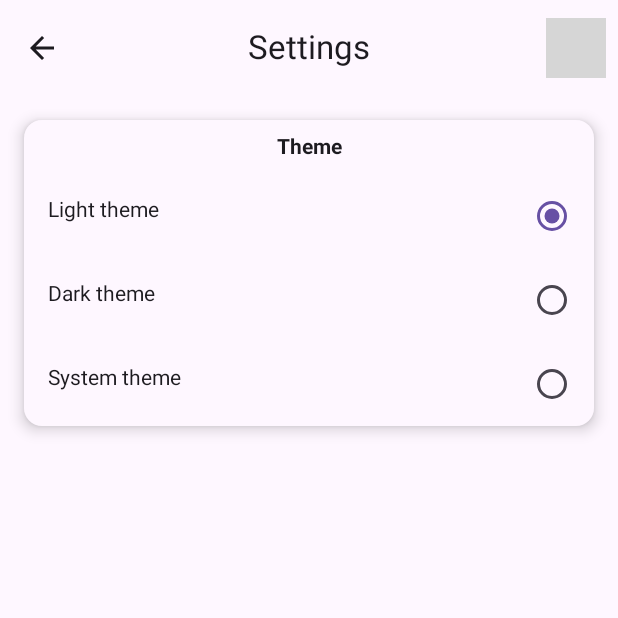
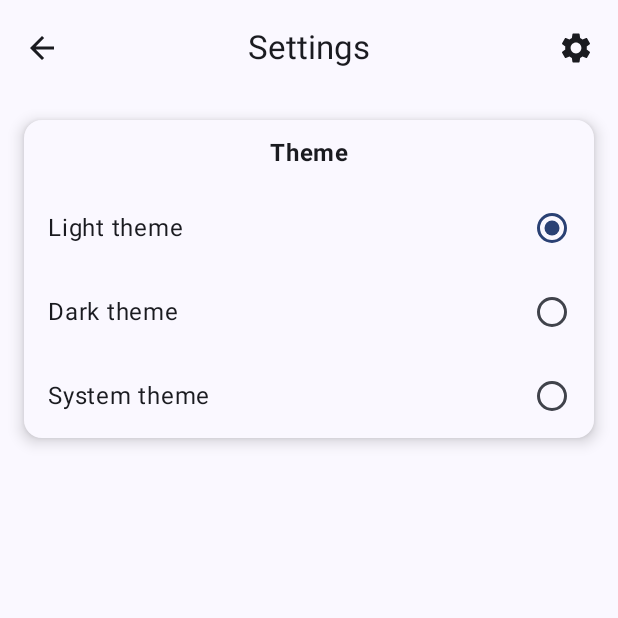
Before and after one commit to FrancescoPazz/UniBoard, an Android app built with Jetpack Compose: the SettingsScreen screen opened through its navigation route, after a tap on "Light theme", on a phone screen of 412 x 824 dp, the top half of it. Run offline under Robolectric (Android 15) with nearby library versions, the phone set to English and light mode, and no system bars; our stand-ins replace Firebase (no records; nobody signed in at launch, a user with empty details on screens opened directly), livedata-compose; grey boxes are pictures that could not be loaded.

Commit message:
Add theme selection logic and integrate DataStore for preferences

```diff
--- a/UniBoard/app/build.gradle.kts
+++ b/UniBoard/app/build.gradle.kts
@@ -57,6 +57,7 @@
     implementation(libs.ktor.serialization.kotlinx.json)
     implementation(libs.firebase.auth)
     implementation(libs.androidx.runtime.livedata)
+    implementation(libs.androidx.datastore.preferences)
 
 
     testImplementation(libs.junit)
--- a/UniBoard/app/src/main/java/com/unibo/pazzagliacasadei/uniboard/Modules.kt
+++ b/UniBoard/app/src/main/java/com/unibo/pazzagliacasadei/uniboard/Modules.kt
@@ -1,9 +1,19 @@
 package com.unibo.pazzagliacasadei.uniboard
 
+import android.content.Context
+import androidx.datastore.preferences.preferencesDataStore
+import com.unibo.pazzagliacasadei.uniboard.data.repositories.SettingsRepository
 import com.unibo.pazzagliacasadei.uniboard.ui.screens.auth.AuthViewModel
+import com.unibo.pazzagliacasadei.uniboard.ui.screens.settings.SettingsViewModel
 import org.koin.core.module.dsl.viewModel
 import org.koin.dsl.module
 
+val Context.dataStore by preferencesDataStore("settings")
+
 val modules = module {
     viewModel { AuthViewModel() }
+    viewModel { SettingsViewModel(get()) }
+
+    single { SettingsRepository(get()) }
+    single { get<Context>().dataStore }
 }
--- /dev/null
+++ b/UniBoard/app/src/main/java/com/unibo/pazzagliacasadei/uniboard/data/models/Theme.kt
@@ -0,0 +1,7 @@
+package com.unibo.pazzagliacasadei.uniboard.data.models
+
+enum class Theme {
+    Light,
+    Dark,
+    System
+}
--- /dev/null
+++ b/UniBoard/app/src/main/java/com/unibo/pazzagliacasadei/uniboard/data/repositories/SettingsRepository.kt
@@ -0,0 +1,30 @@
+package com.unibo.pazzagliacasadei.uniboard.data.repositories
+
+import androidx.datastore.core.DataStore
+import androidx.datastore.preferences.core.Preferences
+import androidx.datastore.preferences.core.edit
+import androidx.datastore.preferences.core.stringPreferencesKey
+import com.unibo.pazzagliacasadei.uniboard.data.models.Theme
+import kotlinx.coroutines.flow.map
+
+class SettingsRepository(
+    private val dataStore: DataStore<Preferences>
+) {
+    companion object {
+        private val THEME_KEY = stringPreferencesKey("theme")
+    }
+
+    val theme = dataStore.data.map { preferences ->
+        try {
+            Theme.valueOf(preferences[THEME_KEY] ?: "System")
+        } catch (_: Exception) {
+            Theme.System
+        }
+    }
+
+    suspend fun setTheme(theme: Theme) {
+        dataStore.edit { preferences ->
+            preferences[THEME_KEY] = theme.toString()
+        }
+    }
+}
--- a/UniBoard/app/src/main/java/com/unibo/pazzagliacasadei/uniboard/ui/Navigation.kt
+++ b/UniBoard/app/src/main/java/com/unibo/pazzagliacasadei/uniboard/ui/Navigation.kt
@@ -1,13 +1,22 @@
 package com.unibo.pazzagliacasadei.uniboard.ui
 
+import androidx.compose.foundation.isSystemInDarkTheme
 import androidx.compose.runtime.Composable
+import androidx.compose.runtime.getValue
+import androidx.compose.runtime.livedata.observeAsState
+import androidx.lifecycle.compose.collectAsStateWithLifecycle
+import androidx.navigation.NavHostController
 import androidx.navigation.compose.NavHost
 import androidx.navigation.compose.composable
+import com.unibo.pazzagliacasadei.uniboard.data.models.Theme
+import com.unibo.pazzagliacasadei.uniboard.ui.contracts.SettingsParams
 import com.unibo.pazzagliacasadei.uniboard.ui.screens.auth.AuthScreen
 import com.unibo.pazzagliacasadei.uniboard.ui.screens.auth.AuthViewModel
 import com.unibo.pazzagliacasadei.uniboard.ui.screens.home.HomeScreen
 import com.unibo.pazzagliacasadei.uniboard.ui.screens.profile.ProfileScreen
 import com.unibo.pazzagliacasadei.uniboard.ui.screens.settings.SettingsScreen
+import com.unibo.pazzagliacasadei.uniboard.ui.screens.settings.SettingsViewModel
+import com.unibo.pazzagliacasadei.uniboard.ui.theme.UniBoardTheme
 import kotlinx.serialization.Serializable
 import org.koin.androidx.compose.koinViewModel
 
@@ -27,10 +36,22 @@
 
 @Composable
 fun UniBoardNavGraph(
-    navController: androidx.navigation.NavHostController,
+    navController: NavHostController,
 ) {
     val authViewModel = koinViewModel<AuthViewModel>()
+    val authState = authViewModel.authState.observeAsState()
 
+
+    val settingsViewModel = koinViewModel<SettingsViewModel>()
+    val themeState by settingsViewModel.state.collectAsStateWithLifecycle()
+
+    UniBoardTheme(
+        darkTheme = when (themeState.theme) {
+            Theme.Light -> false
+            Theme.Dark -> true
+            Theme.System -> isSystemInDarkTheme()
+        }
+    ) {
         NavHost(
             navController = navController,
             startDestination = UniBoardRoute.Auth,
@@ -45,7 +66,13 @@
                 ProfileScreen(navController, authViewModel)
             }
             composable<UniBoardRoute.Settings> {
-            SettingsScreen(navController)
+                val settingsParams = SettingsParams(
+                    changeTheme = { theme -> settingsViewModel.changeTheme(theme) },
+                    themeState = themeState,
+                    logout = { authViewModel.logout() },
+                )
+                SettingsScreen(navController, settingsParams)
             }
         }
     }
+}
--- a/UniBoard/app/src/main/java/com/unibo/pazzagliacasadei/uniboard/ui/composables/AppBar.kt
+++ b/UniBoard/app/src/main/java/com/unibo/pazzagliacasadei/uniboard/ui/composables/AppBar.kt
@@ -8,6 +8,7 @@
 import androidx.compose.material.icons.filled.Home
 import androidx.compose.material.icons.filled.Person
 import androidx.compose.material.icons.filled.Search
+import androidx.compose.material.icons.filled.Settings
 import androidx.compose.material3.CenterAlignedTopAppBar
 import androidx.compose.material3.ExperimentalMaterial3Api
 import androidx.compose.material3.Icon
--- a/UniBoard/app/src/main/java/com/unibo/pazzagliacasadei/uniboard/ui/composables/settings/ColorModeSetter.kt
+++ b/UniBoard/app/src/main/java/com/unibo/pazzagliacasadei/uniboard/ui/composables/settings/ColorModeSetter.kt
@@ -1,7 +1,5 @@
 package com.unibo.pazzagliacasadei.uniboard.ui.composables.settings
 
-import androidx.compose.foundation.background
-import androidx.compose.foundation.layout.Arrangement
 import androidx.compose.foundation.layout.Column
 import androidx.compose.foundation.layout.fillMaxWidth
 import androidx.compose.foundation.layout.padding
@@ -19,35 +17,30 @@
 import androidx.compose.ui.text.style.TextAlign
 import androidx.compose.ui.unit.dp
 import com.unibo.pazzagliacasadei.uniboard.R
+import com.unibo.pazzagliacasadei.uniboard.data.models.Theme
+import com.unibo.pazzagliacasadei.uniboard.ui.contracts.SettingsParams
 
 @Composable
-fun ColorModeSetter() {
-    val themeModes = listOf<String>(
-        stringResource(R.string.lightMode),
-        stringResource(R.string.darkMode),
-        stringResource(R.string.systemMode)
-    )
-    val (selectedOption, onOptionSelected) = remember { mutableStateOf(themeModes[2]) }
+fun ColorModeSetter(settingsParams: SettingsParams) {
     Card(
         colors = CardDefaults.cardColors(
             containerColor = MaterialTheme.colorScheme.surface,
             contentColor = MaterialTheme.colorScheme.onSurface
-        ),
-        elevation = CardDefaults.cardElevation(
+        ), elevation = CardDefaults.cardElevation(
             defaultElevation = 6.dp
-        ),
-        modifier = Modifier.selectableGroup()
+        ), modifier = Modifier.selectableGroup()
     ) {
         Column {
             Text(
                 textAlign = TextAlign.Center,
                 text = stringResource(R.string.theme),
                 fontWeight = FontWeight.Bold,
-                modifier = Modifier.padding(vertical = 10.dp)
+                modifier = Modifier
+                    .padding(vertical = 10.dp)
                     .fillMaxWidth()
-                )
-            themeModes.forEach { theme ->
-                RadioRow(theme, selectedOption, onOptionSelected)
+            )
+            Theme.entries.forEach { theme ->
+                RadioRow(theme, theme == settingsParams.themeState.theme, settingsParams.changeTheme)
             }
         }
     }
--- a/UniBoard/app/src/main/java/com/unibo/pazzagliacasadei/uniboard/ui/composables/settings/RadioRow.kt
+++ b/UniBoard/app/src/main/java/com/unibo/pazzagliacasadei/uniboard/ui/composables/settings/RadioRow.kt
@@ -9,25 +9,34 @@
 import androidx.compose.material3.Text
 import androidx.compose.runtime.Composable
 import androidx.compose.ui.Modifier
+import androidx.compose.ui.res.stringResource
 import androidx.compose.ui.semantics.Role
 import androidx.compose.ui.unit.dp
+import com.unibo.pazzagliacasadei.uniboard.R
+import com.unibo.pazzagliacasadei.uniboard.data.models.Theme
 
 @Composable
-fun RadioRow(text: String, selectedOption: String, onOptionSelected: (String) -> Unit) {
+fun RadioRow(theme: Theme, selected: Boolean, onOptionSelected: (Theme) -> Unit) {
+    val themeName = when (theme) {
+        Theme.Light -> stringResource(R.string.lightMode)
+        Theme.Dark -> stringResource(R.string.darkMode)
+        Theme.System -> stringResource(R.string.systemMode)
+    }
+
     Row(
         modifier = Modifier
             .fillMaxWidth()
             .selectable(
-                onClick = { onOptionSelected(text) },
-                selected = (text == selectedOption),
+                onClick = { onOptionSelected(theme) },
+                selected = selected,
                 role = Role.RadioButton
             )
             .padding(16.dp),
         horizontalArrangement = Arrangement.SpaceBetween
     ) {
-        Text(text)
+        Text(themeName)
         RadioButton(
-            selected = (text == selectedOption),
+            selected = selected,
             onClick = null
         )
     }
--- /dev/null
+++ b/UniBoard/app/src/main/java/com/unibo/pazzagliacasadei/uniboard/ui/contracts/SettingsModels.kt
@@ -0,0 +1,10 @@
+package com.unibo.pazzagliacasadei.uniboard.ui.contracts
+
+import com.unibo.pazzagliacasadei.uniboard.data.models.Theme
+import com.unibo.pazzagliacasadei.uniboard.ui.screens.settings.ThemeState
+
+data class SettingsParams(
+    val changeTheme: (Theme) -> Unit,
+    val themeState: ThemeState,
+    val logout: () -> Unit,
+)
--- a/UniBoard/app/src/main/java/com/unibo/pazzagliacasadei/uniboard/ui/screens/settings/SettingsScreen.kt
+++ b/UniBoard/app/src/main/java/com/unibo/pazzagliacasadei/uniboard/ui/screens/settings/SettingsScreen.kt
@@ -8,9 +8,10 @@
 import androidx.navigation.NavHostController
 import com.unibo.pazzagliacasadei.uniboard.ui.composables.TopBar
 import com.unibo.pazzagliacasadei.uniboard.ui.composables.settings.ColorModeSetter
+import com.unibo.pazzagliacasadei.uniboard.ui.contracts.SettingsParams
 
 @Composable
-fun SettingsScreen(navController: NavHostController) {
+fun SettingsScreen(navController: NavHostController, settingsParams: SettingsParams) {
     Scaffold(
         topBar = { TopBar(navController) },
         content = { padding ->
@@ -18,7 +19,7 @@
             Modifier.padding(padding)
                 .padding(16.dp)
         ) {
-            ColorModeSetter()
+            ColorModeSetter(settingsParams)
         }
     })
 }
--- a/UniBoard/app/src/main/java/com/unibo/pazzagliacasadei/uniboard/ui/screens/settings/SettingsViewModel.kt
+++ b/UniBoard/app/src/main/java/com/unibo/pazzagliacasadei/uniboard/ui/screens/settings/SettingsViewModel.kt
@@ -1 +1,28 @@
 package com.unibo.pazzagliacasadei.uniboard.ui.screens.settings
+
+import androidx.lifecycle.ViewModel
+import androidx.lifecycle.viewModelScope
+import com.google.firebase.auth.EmailAuthProvider
+import com.google.firebase.auth.FirebaseAuth
+import com.unibo.pazzagliacasadei.uniboard.data.models.Theme
+import com.unibo.pazzagliacasadei.uniboard.data.repositories.SettingsRepository
+import kotlinx.coroutines.flow.SharingStarted
+import kotlinx.coroutines.flow.map
+import kotlinx.coroutines.flow.stateIn
+import kotlinx.coroutines.launch
+
+data class ThemeState(val theme: Theme)
+
+class SettingsViewModel(
+    private val repository: SettingsRepository
+) : ViewModel() {
+    val state = repository.theme.map { ThemeState(it) }.stateIn(
+        scope = viewModelScope,
+        started = SharingStarted.WhileSubscribed(),
+        initialValue = ThemeState(Theme.System)
+    )
+
+    fun changeTheme(newTheme: Theme) = viewModelScope.launch {
+        repository.setTheme(newTheme)
+    }
+}
--- a/UniBoard/gradle/libs.versions.toml
+++ b/UniBoard/gradle/libs.versions.toml
@@ -1,5 +1,5 @@
 [versions]
-agp = "8.9.1"
+agp = "8.7.3"
 kotlin = "2.0.21"
 coreKtx = "1.10.1"
 junit = "4.13.2"
@@ -15,6 +15,8 @@
 googleGmsGoogleServices = "4.4.2"
 firebaseAuth = "23.2.0"
 runtimeLivedata = "1.7.8"
+datastorePreferences = "1.1.4"
+
 
 [libraries]
 androidx-core-ktx = { group = "androidx.core", name = "core-ktx", version.ref = "coreKtx" }
@@ -37,6 +39,8 @@
 ktor-serialization-kotlinx-json = { module = "io.ktor:ktor-serialization-kotlinx-json", version.ref = "ktorSerializationKotlinxJson" }
 firebase-auth = { group = "com.google.firebase", name = "firebase-auth", version.ref = "firebaseAuth" }
 androidx-runtime-livedata = { group = "androidx.compose.runtime", name = "runtime-livedata", version.ref = "runtimeLivedata" }
+androidx-datastore-preferences = { module = "androidx.datastore:datastore-preferences", version.ref = "datastorePreferences" }
+
 
 [plugins]
 android-application = { id = "com.android.application", version.ref = "agp" }
```
Lines whose indentation alone changed are shown as unchanged.
